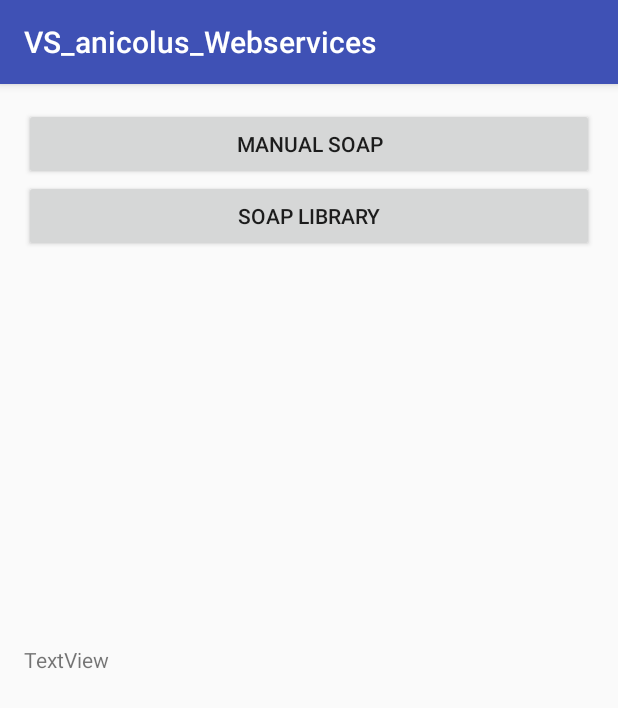
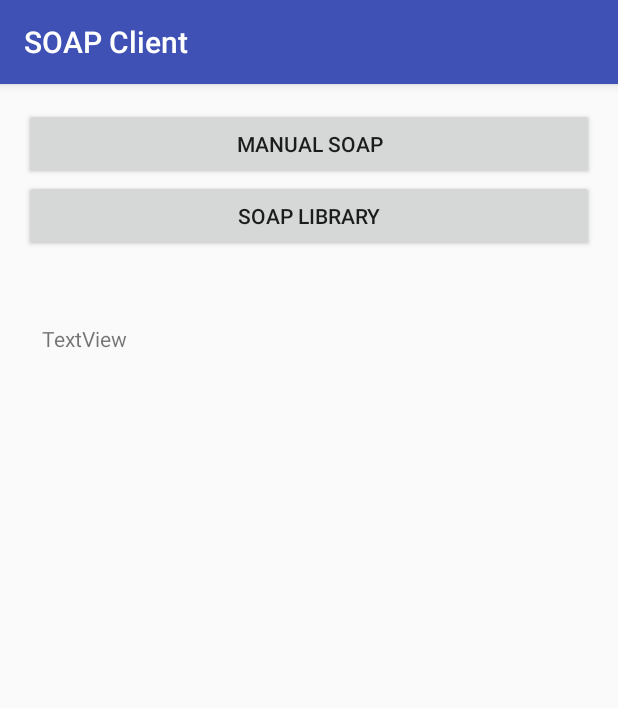
Before and after one commit to manuelgr0/DS_Project2, an Android app: the SOAP_client screen opened directly, with no data from a screen before it, after a tap on "MANUAL SOAP", on a phone screen of 412 x 824 dp. Shown: the top 708 px of the screen. Run offline under Robolectric (Android 15) with nearby library versions, the phone set to English and light mode, and no system bars; network calls fail.

Commit message:
fixed XML parser and displaying temperature on textview

```diff
--- a/VS_anicolus_Webservices/app/src/main/AndroidManifest.xml
+++ b/VS_anicolus_Webservices/app/src/main/AndroidManifest.xml
@@ -21,7 +21,9 @@
         <activity
             android:name=".REST_client"
             android:label="REST Client" />
-        <activity android:name=".SOAP_client" />
+        <activity
+            android:name=".SOAP_client"
+            android:label="SOAP Client" />
         <activity android:name=".REST_server" />
 
         <service
--- a/VS_anicolus_Webservices/app/src/main/java/ch/ethz/inf/vs/a2/anicolus/webservices/SOAP_client.java
+++ b/VS_anicolus_Webservices/app/src/main/java/ch/ethz/inf/vs/a2/anicolus/webservices/SOAP_client.java
@@ -4,22 +4,35 @@ import android.support.v7.app.AppCompatActivity;
 import android.os.Bundle;
 import android.view.View;
 import android.widget.Button;
+import android.widget.TextView;
+import android.widget.Toast;
 
 import ch.ethz.inf.vs.a2.sensor.SensorListener;
 import ch.ethz.inf.vs.a2.solution.sensor.XmlSensor;
 
+import static java.security.AccessController.getContext;
+
 public class SOAP_client extends AppCompatActivity implements SensorListener {
+
+    TextView text;
+    XmlSensor xml = new XmlSensor();
 
     @Override
     protected void onCreate(Bundle savedInstanceState) {
         super.onCreate(savedInstanceState);
         setContentView(R.layout.activity_soap_client);
 
+        text = (TextView)findViewById(R.id.temp);
+
+        //register this activity as listener for SOAP sensors
+        xml.registerListener(this);
+
+
         Button button1 = (Button)findViewById(R.id.button1);
         button1.setOnClickListener(new View.OnClickListener() {
             public void onClick(View v) {
-                XmlSensor sensor1 = new XmlSensor();
-                sensor1.getTemperature();
+                xml.getTemperature();
+                Toast.makeText(getApplicationContext(), "Temperature updated using manual SOAP", Toast.LENGTH_SHORT).show();
             }
         });
 
@@ -28,7 +41,7 @@ public class SOAP_client extends AppCompatActivity implements SensorListener {
 
     @Override
     public void onReceiveSensorValue(double value) {
-
+        text.setText("Temperature is " + String.valueOf(value)+"°");
     }
 
     @Override
--- a/VS_anicolus_Webservices/app/src/main/res/layout/activity_soap_client.xml
+++ b/VS_anicolus_Webservices/app/src/main/res/layout/activity_soap_client.xml
@@ -10,27 +10,29 @@
     android:paddingTop="@dimen/activity_vertical_margin"
     tools:context="ch.ethz.inf.vs.a2.anicolus.webservices.SOAP_client">
 
-    <TextView
-        android:text="TextView"
-        android:layout_width="match_parent"
-        android:layout_height="wrap_content"
-        android:layout_centerVertical="true"
-        android:layout_centerHorizontal="true"
-        android:id="@+id/temp" />
-
     <Button
-        android:text="Manual SOAP"
+        android:id="@+id/button1"
         android:layout_width="match_parent"
         android:layout_height="wrap_content"
         android:layout_alignParentTop="true"
         android:layout_centerHorizontal="true"
-        android:id="@+id/button1" />
+        android:text="Manual SOAP" />
 
     <Button
-        android:text="SOAP Library"
+        android:id="@+id/button2"
         android:layout_width="match_parent"
         android:layout_height="wrap_content"
         android:layout_below="@+id/button1"
         android:layout_centerHorizontal="true"
-        android:id="@+id/button2" />
+        android:text="SOAP Library" />
+
+    <TextView
+        android:id="@+id/temp"
+        android:layout_width="match_parent"
+        android:layout_height="wrap_content"
+        android:layout_alignParentStart="true"
+        android:layout_below="@+id/button2"
+        android:layout_marginStart="12dp"
+        android:layout_marginTop="48dp"
+        android:text="TextView" />
 </RelativeLayout>
```
Also changed, not shown: VS_anicolus_Webservices/app/src/main/java/ch/ethz/inf/vs/a2/solution/sensor/XmlSensor.java (+43 -24 lines).
